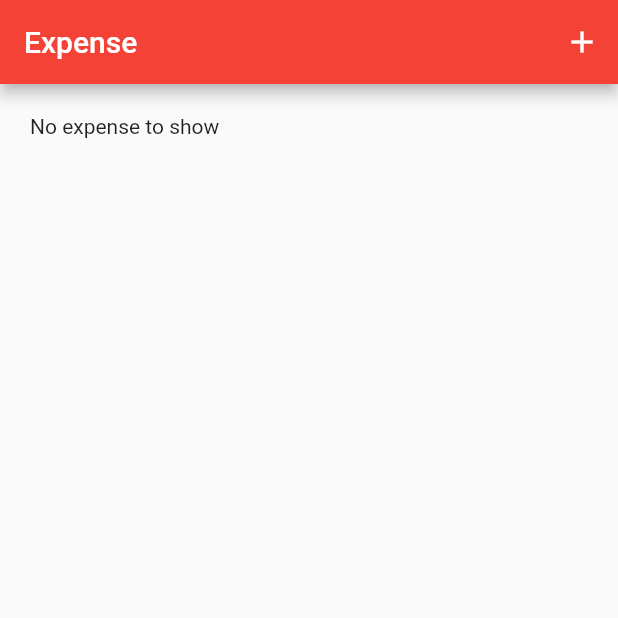
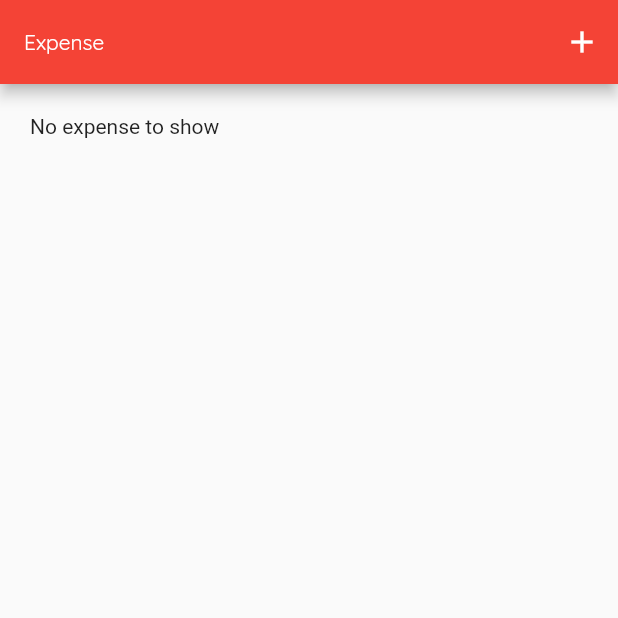
Before and after one commit to andryroid/expense_app, a Flutter app: the screen it shows after launch, on a phone screen of 412 x 824 dp, the top half of it. Run offline on Flutter 3.47's test engine with Material 2 defaults, Android fonts, the phone set to English and light mode, and no system bars.

```diff
--- a/lib/main.dart
+++ b/lib/main.dart
@@ -23,7 +23,11 @@ class MyApp extends StatelessWidget {
           // or simply save your changes to "hot reload" in a Flutter IDE).
           // Notice that the counter didn't reset back to zero; the application
           // is not restarted.
-          primarySwatch: Colors.red),
+          primarySwatch: Colors.red,
+          textTheme:
+              const TextTheme(overline: TextStyle(fontFamily: 'OpenSans')),
+          appBarTheme: const AppBarTheme(
+              titleTextStyle: TextStyle(fontFamily: 'Quicksand'))),
       home: const MyHomePage(title: 'Expense App'),
     );
   }
--- a/lib/widgets/home/home.dart
+++ b/lib/widgets/home/home.dart
@@ -64,8 +64,7 @@ class _MyHomePageState extends State<MyHomePage> {
           title: Row(
             mainAxisAlignment: MainAxisAlignment.spaceBetween,
             children: const [Text("Expense")],
-        ),
-      ),
+          )),
       body: SingleChildScrollView(
         child: Container(
           height: 500,
```
Lines whose indentation alone changed are shown as unchanged.
